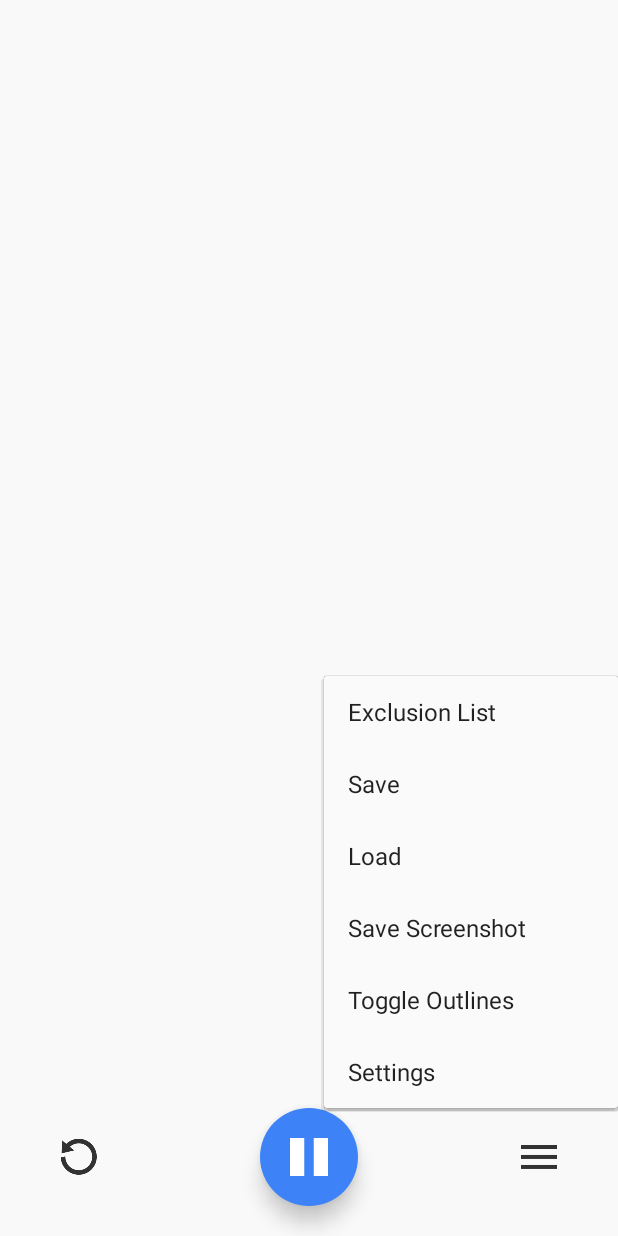
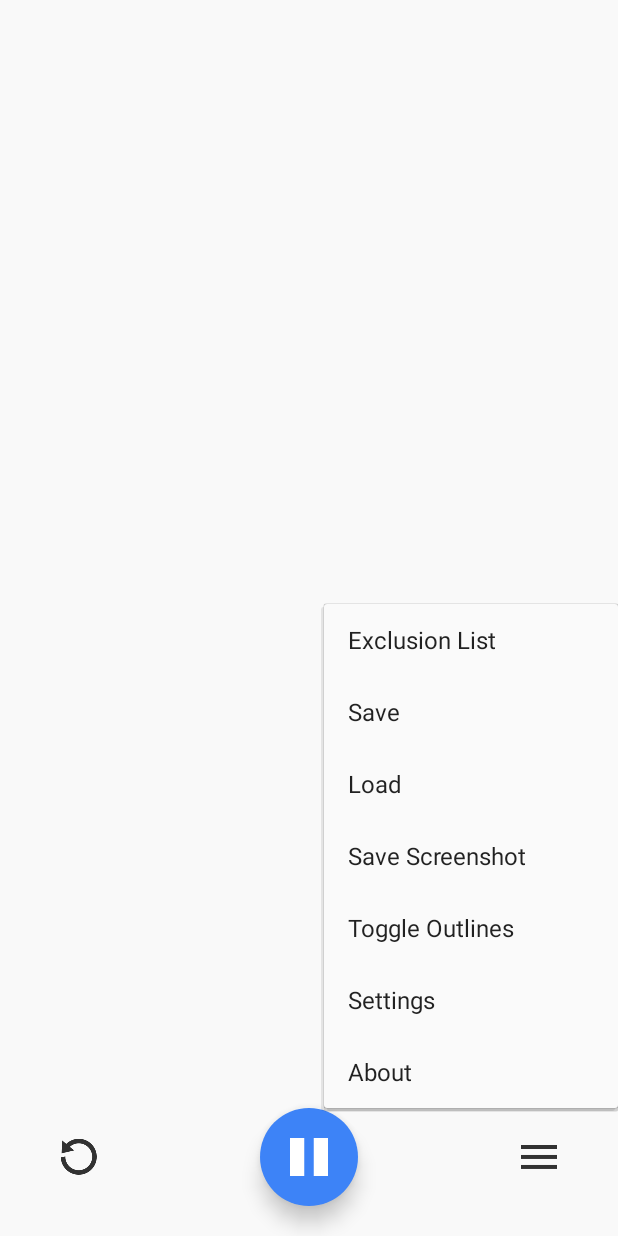
Before and after one commit to aarongrider/Stratus-Android, an Android app: the screen it shows after launch (MainActivity), after a tap on an icon or button, on a phone screen of 412 x 824 dp. Run offline under Robolectric (Android 15) with nearby library versions, the phone set to English and light mode, and no system bars; libraries missing offline, so code that uses them is left out: java.security.acl; 1 statement that could not run was skipped.

Commit message:
creating about menu

```diff
--- a/app/src/main/res/menu/menu_main.xml
+++ b/app/src/main/res/menu/menu_main.xml
@@ -20,4 +20,8 @@
     <item android:id="@+id/action_settings" android:title="@string/action_settings"
         android:orderInCategory="600"
         app:showAsAction="never" />
+    <item android:id="@+id/action_about" android:title="@string/about"
+        android:orderInCategory="700"
+        app:showAsAction="never" />
+
 </menu>
--- a/app/src/main/res/values/strings.xml
+++ b/app/src/main/res/values/strings.xml
@@ -6,5 +6,13 @@
     <string name="load_cloud">Load</string>
     <string name="view_exclude_list">Exclusion List</string>
     <string name="action_settings">Settings</string>
+    <string name="about">About</string>
+    <string name="agreement">
+            \t\t Voice Could was created by:\n\n
+            \t\t Issac Wang, Aaron Grider, Van Nguyen\n\n
+            \t\t By using this app, you agree to the <a href="http://voicecloudapp.com">End User License Agreement</a>\n\n
+            \t\t Copyright \u00A9 2015 Team Root\n\n
 
+
+</string>
 </resources>
```
Also changed, not shown: app/src/main/java/edu/spu/teamroot/voicecloud/MainActivity.java (+22 -0 lines).
